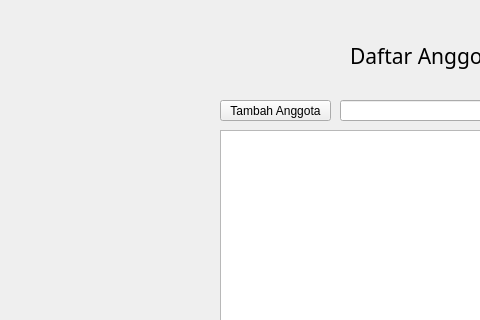
kyraa16/LibraryManagement, file anggota.ui: the form before one commit; both pictures show x 0 to 480 and y 0 to 320 of the 903 by 504 pixel window.
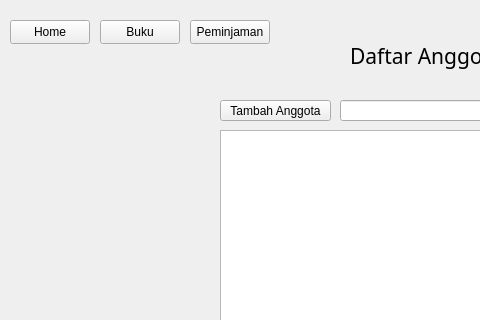
The form after the commit.

```diff
--- a/anggota.ui
+++ b/anggota.ui
@@ -105,6 +105,45 @@
      </rect>
     </property>
    </widget>
+   <widget class="QPushButton" name="anggotaLibrary">
+    <property name="geometry">
+     <rect>
+      <x>10</x>
+      <y>20</y>
+      <width>80</width>
+      <height>24</height>
+     </rect>
+    </property>
+    <property name="text">
+     <string>Home</string>
+    </property>
+   </widget>
+   <widget class="QPushButton" name="anggotaBuku">
+    <property name="geometry">
+     <rect>
+      <x>100</x>
+      <y>20</y>
+      <width>80</width>
+      <height>24</height>
+     </rect>
+    </property>
+    <property name="text">
+     <string>Buku</string>
+    </property>
+   </widget>
+   <widget class="QPushButton" name="anggotaPeminjaman">
+    <property name="geometry">
+     <rect>
+      <x>190</x>
+      <y>20</y>
+      <width>80</width>
+      <height>24</height>
+     </rect>
+    </property>
+    <property name="text">
+     <string>Peminjaman</string>
+    </property>
+   </widget>
   </widget>
   <widget class="QMenuBar" name="menubar">
    <property name="geometry">
```
